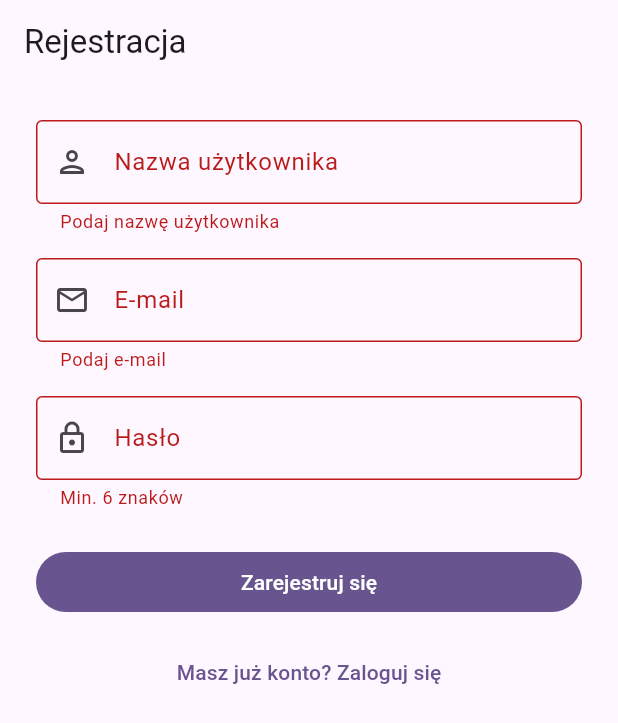
After one commit to LukaszDutkiewicz/KiedysDojadeApp, a Flutter app: the screen it shows after launch, after a tap on "Nie masz konta? Zarejestruj się", after a tap on "Zarejestruj się", on a phone screen of 412 x 824 dp. The commit adds this screen. Shown: the top 723 px of the screen. Run offline on Flutter 3.47's test engine with Material 3 defaults, Android fonts, the phone set to English and light mode, and no system bars; our stand-ins replace dio, drift, flutter_riverpod, freezed_annotation, go_router, riverpod_annotation and 1 more; accounts and stored records are empty; generated files the repository leaves out were written again.

Commit message:
Add auth

```diff
--- /dev/null
+++ b/lib/core/storage/token_storage.dart
@@ -0,0 +1,20 @@
+import 'package:shared_preferences/shared_preferences.dart';
+
+class TokenStorage {
+  static const _key = 'auth_token';
+
+  Future<String?> getToken() async {
+    final prefs = await SharedPreferences.getInstance();
+    return prefs.getString(_key);
+  }
+
+  Future<void> saveToken(String token) async {
+    final prefs = await SharedPreferences.getInstance();
+    await prefs.setString(_key, token);
+  }
+
+  Future<void> clearToken() async {
+    final prefs = await SharedPreferences.getInstance();
+    await prefs.remove(_key);
+  }
+}
--- /dev/null
+++ b/lib/features/auth/presentation/screens/login_screen.dart
@@ -0,0 +1,112 @@
+import 'package:flutter/material.dart';
+import 'package:flutter_riverpod/flutter_riverpod.dart';
+import 'package:go_router/go_router.dart';
+import 'package:kiedys_dojade/features/auth/presentation/providers/auth_provider.dart';
+
+class LoginScreen extends ConsumerStatefulWidget {
+  const LoginScreen({super.key});
+
+  @override
+  ConsumerState<LoginScreen> createState() => _LoginScreenState();
+}
+
+class _LoginScreenState extends ConsumerState<LoginScreen> {
+  final _formKey = GlobalKey<FormState>();
+  final _emailController = TextEditingController();
+  final _passwordController = TextEditingController();
+
+  @override
+  void dispose() {
+    _emailController.dispose();
+    _passwordController.dispose();
+    super.dispose();
+  }
+
+  Future<void> _submit() async {
+    if (!_formKey.currentState!.validate()) return;
+    await ref.read(authProvider.notifier).login(
+          _emailController.text.trim(),
+          _passwordController.text,
+        );
+    if (!mounted) return;
+    final authState = ref.read(authProvider);
+    authState.whenOrNull(
+      error: (e, _) => ScaffoldMessenger.of(context).showSnackBar(
+        SnackBar(content: Text('Błąd logowania: $e')),
+      ),
+    );
+  }
+
+  @override
+  Widget build(BuildContext context) {
+    final authState = ref.watch(authProvider);
+    final isLoading = authState.isLoading;
+
+    return Scaffold(
+      body: SafeArea(
+        child: Center(
+          child: SingleChildScrollView(
+            padding: const EdgeInsets.all(24),
+            child: Form(
+              key: _formKey,
+              child: Column(
+                crossAxisAlignment: CrossAxisAlignment.stretch,
+                children: [
+                  const Icon(Icons.directions_bus, size: 72, color: Colors.deepPurple),
+                  const SizedBox(height: 8),
+                  Text(
+                    'KiedyśDojadę',
+                    textAlign: TextAlign.center,
+                    style: Theme.of(context).textTheme.headlineMedium?.copyWith(
+                          fontWeight: FontWeight.bold,
+                        ),
+                  ),
+                  const SizedBox(height: 40),
+                  TextFormField(
+                    controller: _emailController,
+                    decoration: const InputDecoration(
+                      labelText: 'E-mail',
+                      border: OutlineInputBorder(),
+                      prefixIcon: Icon(Icons.email_outlined),
+                    ),
+                    keyboardType: TextInputType.emailAddress,
+                    validator: (v) =>
+                        (v == null || v.isEmpty) ? 'Podaj e-mail' : null,
+                  ),
+                  const SizedBox(height: 16),
+                  TextFormField(
+                    controller: _passwordController,
+                    decoration: const InputDecoration(
+                      labelText: 'Hasło',
+                      border: OutlineInputBorder(),
+                      prefixIcon: Icon(Icons.lock_outlined),
+                    ),
+                    obscureText: true,
+                    validator: (v) =>
+                        (v == null || v.isEmpty) ? 'Podaj hasło' : null,
+                  ),
+                  const SizedBox(height: 24),
+                  FilledButton(
+                    onPressed: isLoading ? null : _submit,
+                    child: isLoading
+                        ? const SizedBox(
+                            height: 20,
+                            width: 20,
+                            child: CircularProgressIndicator(strokeWidth: 2),
+                          )
+                        : const Text('Zaloguj się'),
+                  ),
+                  const SizedBox(height: 12),
+                  TextButton(
+                    onPressed: () => context.go('/register'),
+                    child: const Text('Nie masz konta? Zarejestruj się'),
+                  ),
+                ],
+              ),
+            ),
+          ),
+        ),
+      ),
+    );
+  }
+}
--- /dev/null
+++ b/lib/features/auth/presentation/screens/register_screen.dart
@@ -0,0 +1,120 @@
+import 'package:flutter/material.dart';
+import 'package:flutter_riverpod/flutter_riverpod.dart';
+import 'package:go_router/go_router.dart';
+import 'package:kiedys_dojade/features/auth/presentation/providers/auth_provider.dart';
+
+class RegisterScreen extends ConsumerStatefulWidget {
+  const RegisterScreen({super.key});
+
+  @override
+  ConsumerState<RegisterScreen> createState() => _RegisterScreenState();
+}
+
+class _RegisterScreenState extends ConsumerState<RegisterScreen> {
+  final _formKey = GlobalKey<FormState>();
+  final _usernameController = TextEditingController();
+  final _emailController = TextEditingController();
+  final _passwordController = TextEditingController();
+
+  @override
+  void dispose() {
+    _usernameController.dispose();
+    _emailController.dispose();
+    _passwordController.dispose();
+    super.dispose();
+  }
+
+  Future<void> _submit() async {
+    if (!_formKey.currentState!.validate()) return;
+    await ref.read(authProvider.notifier).register(
+          _emailController.text.trim(),
+          _passwordController.text,
+          _usernameController.text.trim(),
+        );
+    if (!mounted) return;
+    final authState = ref.read(authProvider);
+    authState.whenOrNull(
+      error: (e, _) => ScaffoldMessenger.of(context).showSnackBar(
+        SnackBar(content: Text('Błąd rejestracji: $e')),
+      ),
+      data: (_) {
+        ScaffoldMessenger.of(context).showSnackBar(
+          const SnackBar(content: Text('Konto utworzone — zaloguj się')),
+        );
+        context.go('/login');
+      },
+    );
+  }
+
+  @override
+  Widget build(BuildContext context) {
+    final isLoading = ref.watch(authProvider).isLoading;
+
+    return Scaffold(
+      appBar: AppBar(title: const Text('Rejestracja')),
+      body: SafeArea(
+        child: SingleChildScrollView(
+          padding: const EdgeInsets.all(24),
+          child: Form(
+            key: _formKey,
+            child: Column(
+              crossAxisAlignment: CrossAxisAlignment.stretch,
+              children: [
+                TextFormField(
+                  controller: _usernameController,
+                  decoration: const InputDecoration(
+                    labelText: 'Nazwa użytkownika',
+                    border: OutlineInputBorder(),
+                    prefixIcon: Icon(Icons.person_outlined),
+                  ),
+                  validator: (v) =>
+                      (v == null || v.isEmpty) ? 'Podaj nazwę użytkownika' : null,
+                ),
+                const SizedBox(height: 16),
+                TextFormField(
+                  controller: _emailController,
+                  decoration: const InputDecoration(
+                    labelText: 'E-mail',
+                    border: OutlineInputBorder(),
+                    prefixIcon: Icon(Icons.email_outlined),
+                  ),
+                  keyboardType: TextInputType.emailAddress,
+                  validator: (v) =>
+                      (v == null || v.isEmpty) ? 'Podaj e-mail' : null,
+                ),
+                const SizedBox(height: 16),
+                TextFormField(
+                  controller: _passwordController,
+                  decoration: const InputDecoration(
+                    labelText: 'Hasło',
+                    border: OutlineInputBorder(),
+                    prefixIcon: Icon(Icons.lock_outlined),
+                  ),
+                  obscureText: true,
+                  validator: (v) =>
+                      (v == null || v.length < 6) ? 'Min. 6 znaków' : null,
+                ),
+                const SizedBox(height: 24),
+                FilledButton(
+                  onPressed: isLoading ? null : _submit,
+                  child: isLoading
+                      ? const SizedBox(
+                          height: 20,
+                          width: 20,
+                          child: CircularProgressIndicator(strokeWidth: 2),
+                        )
+                      : const Text('Zarejestruj się'),
+                ),
+                const SizedBox(height: 12),
+                TextButton(
+                  onPressed: () => context.go('/login'),
+                  child: const Text('Masz już konto? Zaloguj się'),
+                ),
+              ],
+            ),
+          ),
+        ),
+      ),
+    );
+  }
+}
--- a/lib/main.dart
+++ b/lib/main.dart
@@ -1,19 +1,26 @@
 import 'package:flutter/material.dart';
+import 'package:flutter_riverpod/flutter_riverpod.dart';
+
+import 'router/app_router.dart';
 
 void main() {
-  runApp(const MainApp());
+  runApp(const ProviderScope(child: MainApp()));
 }
 
-class MainApp extends StatelessWidget {
+class MainApp extends ConsumerWidget {
   const MainApp({super.key});
 
   @override
-  Widget build(BuildContext context) {
-    return const MaterialApp(
-      home: Scaffold(
-        body: Center(
-          child: Text('Hello World!'),
-        ),
+  Widget build(BuildContext context, WidgetRef ref) {
+    final appRouter = ref.watch(appRouterProvider);
+
+
+    return MaterialApp.router(
+      routerConfig: appRouter,
+      title: 'KiedysDojade',
+      theme: ThemeData(
+        colorScheme: ColorScheme.fromSeed(seedColor: Colors.deepPurple),
+        useMaterial3: true,
       ),
     );
   }
--- a/lib/router/app_router.dart
+++ b/lib/router/app_router.dart
@@ -1,18 +1,61 @@
-
+import 'package:flutter/material.dart';
 import 'package:go_router/go_router.dart';
 import 'package:riverpod_annotation/riverpod_annotation.dart';
-import 'package:kiedys_dojade/features/error/presentation/pages/error_page.dart';
-
-
+import 'package:kiedys_dojade/features/auth/presentation/providers/auth_provider.dart';
+import 'package:kiedys_dojade/features/auth/presentation/screens/login_screen.dart';
+import 'package:kiedys_dojade/features/auth/presentation/screens/register_screen.dart';
+import 'package:kiedys_dojade/shared/pages/error_page.dart';
+import 'package:kiedys_dojade/shared/pages/home_screen.dart';
 
 part 'app_router.g.dart';
 
-@riverpod
-GoRouter appRouter(Ref ref) => GoRouter(
-  initialLocation: '/',
-  routes: [],
-  errorBuilder: (context, state) => DemoErrorScreen(
-    title: 'Błąd',
-    message: state.error.toString(),
-  ),
-);
+class _RouterNotifier extends ChangeNotifier {
+  final Ref _ref;
+
+  _RouterNotifier(this._ref) {
+    _ref.listen(authProvider, (prev, next) => notifyListeners());
+  }
+
+  String? redirect(BuildContext context, GoRouterState state) {
+    final authValue = _ref.read(authProvider);
+
+    // While loading the token from storage, stay put
+    if (authValue.isLoading) return null;
+
+    final isLoggedIn = authValue is AsyncData && authValue.value != null;
+    final isAuthRoute =
+        state.matchedLocation == '/login' || state.matchedLocation == '/register';
+
+    if (!isLoggedIn && !isAuthRoute) return '/login';
+    if (isLoggedIn && isAuthRoute) return '/home';
+    return null;
+  }
+}
+
+@Riverpod(keepAlive: true)
+GoRouter appRouter(Ref ref) {
+  final notifier = _RouterNotifier(ref);
+  return GoRouter(
+    initialLocation: '/home',
+    refreshListenable: notifier,
+    redirect: notifier.redirect,
+    routes: [
+      GoRoute(
+        path: '/login',
+        builder: (_, __) => const LoginScreen(),
+      ),
+      GoRoute(
+        path: '/register',
+        builder: (_, __) => const RegisterScreen(),
+      ),
+      GoRoute(
+        path: '/home',
+        builder: (_, __) => const HomeScreen(),
+      ),
+    ],
+    errorBuilder: (context, state) => DemoErrorScreen(
+      title: 'Błąd',
+      message: state.error.toString(),
+    ),
+  );
+}
--- /dev/null
+++ b/lib/shared/pages/home_screen.dart
@@ -0,0 +1,25 @@
+import 'package:flutter/material.dart';
+import 'package:flutter_riverpod/flutter_riverpod.dart';
+import 'package:kiedys_dojade/features/auth/presentation/providers/auth_provider.dart';
+
+class HomeScreen extends ConsumerWidget {
+  const HomeScreen({super.key});
+
+  @override
+  Widget build(BuildContext context, WidgetRef ref) {
+    return Scaffold(
+      appBar: AppBar(
+        title: const Text('KiedyśDojadę'),
+        actions: [
+          IconButton(
+            icon: const Icon(Icons.logout),
+            onPressed: () => ref.read(authProvider.notifier).logout(),
+          ),
+        ],
+      ),
+      body: const Center(
+        child: Text('Witaj! Tu będą zakładki aplikacji.'),
+      ),
+    );
+  }
+}
```
Also changed, not shown: lib/core/api/api_provider.dart (added, +27 -0 lines), lib/core/database/app_database.dart (+1 -7 lines), lib/features/alerts/data/models/alert_model.dart (added, +19 -0 lines), lib/features/auth/data/models/auth_models.dart (added, +35 -0 lines), lib/features/auth/data/repositories/auth_repository.dart (added, +27 -0 lines), lib/features/auth/presentation/providers/auth_provider.dart (added, +38 -0 lines), lib/features/navigation/data/models/path_item.dart (added, +21 -0 lines), lib/features/navigation/data/repositories/navigation_repository.dart (added, +23 -0 lines), lib/features/navigation/presentation/providers/navigation_providers.dart (added, +18 -0 lines), lib/features/stops/data/models/stop_model.dart (added, +19 -0 lines), pubspec.yaml (+6 -4 lines), lib/core/api/api_provider.g.dart (added), lib/core/database/database_provider.g.dart, lib/features/alerts/data/models/alert_model.freezed.dart (added), 10 more files, 5 other files.
